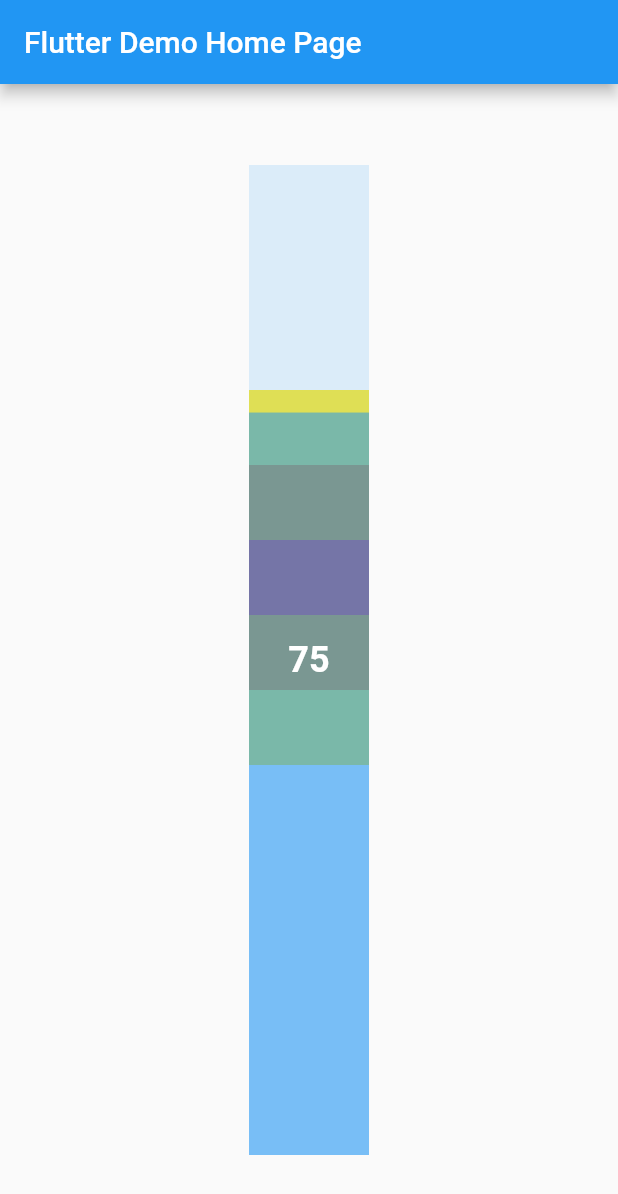
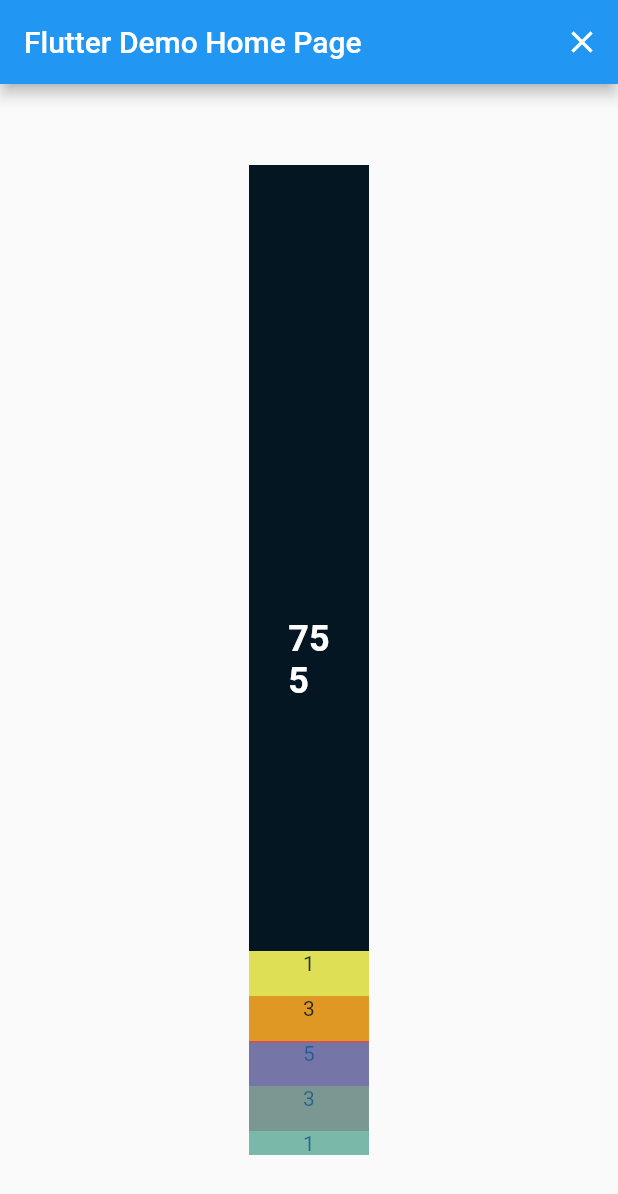
Before and after one commit to icsdaniel/filit, a Flutter app: the screen it shows after launch, on a phone screen of 412 x 824 dp. Shown: the top 1194 px of the screen. Run offline on Flutter 3.47's test engine with Material 2 defaults, Android fonts, the phone set to English and light mode, and no system bars.

Commit message:
One single widget for the slider working

```diff
--- a/lib/main.dart
+++ b/lib/main.dart
@@ -1,6 +1,5 @@
 import 'package:flutter/material.dart';
-import 'pointsBarVerticalWidget.dart';
-import 'sliderVerticalWidgetFinal.dart';
+import 'pointsSlider.dart';
 
 void main() {
   runApp(MyApp());
@@ -43,21 +42,17 @@ class MyHomePage extends StatefulWidget {
 
   final String title;
 
+
   @override
   _MyHomePageState createState() => _MyHomePageState();
 }
 
 class _MyHomePageState extends State<MyHomePage> {
-  int _counter = 0;
 
-  void _incrementCounter() {
+
+  void _refreshHome() {
     setState(() {
-      // This call to setState tells the Flutter framework that something has
-      // changed in this State, which causes it to rerun the build method below
-      // so that the display can reflect the updated values. If we changed
-      // _counter without calling setState(), then the build method would not be
-      // called again, and so nothing would appear to happen.
-      _counter++;
+      build(context);
     });
   }
 
@@ -71,35 +66,15 @@ class _MyHomePageState extends State<MyHomePage> {
     // than having to individually change instances of widgets.
     return Scaffold(
       appBar: AppBar(
+        actions: [
+          CloseButton(onPressed: _refreshHome)
+        ],
         // Here we take the value from the MyHomePage object that was created by
         // the App.build method, and use it to set our appbar title.
         title: Text(widget.title),
       ),
       body: Center(
-        // Center is a layout widget. It takes a single child and positions it
-        // in the middle of the parent.
-        child: Column(
-          // Column is also a layout widget. It takes a list of children and
-          // arranges them vertically. By default, it sizes itself to fit its
-          // children horizontally, and tries to be as tall as its parent.
-          //
-          // Invoke "debug painting" (press "p" in the console, choose the
-          // "Toggle Debug Paint" action from the Flutter Inspector in Android
-          // Studio, or the "Toggle Debug Paint" command in Visual Studio Code)
-          // to see the wireframe for each widget.
-          //
-          // Column has various properties to control how it sizes itself and
-          // how it positions its children. Here we use mainAxisAlignment to
-          // center the children vertically; the main axis here is the vertical
-          // axis because Columns are vertical (the cross axis would be
-          // horizontal).
-          mainAxisAlignment: MainAxisAlignment.center,
-          children: <Widget>[
-            Center(
-              child: SliderVerticalWidget(),
-            ),
-          ],
-        ),
+          child: PointsSlider(),
       ),
     );
   }
--- a/lib/pointsBarVerticalWidget.dart
+++ /dev/null
@@ -1,106 +0,0 @@
-import 'package:flutter/material.dart';
-
-class PointsBarVerticalWidget extends StatelessWidget {
-  const PointsBarVerticalWidget({Key? key}) : super(key: key);
-  final int _difficulty = 10;
-
-  @override
-  Widget build(BuildContext context) {
-    return Container(
-      width: 400,
-        child: Column(
-          crossAxisAlignment: CrossAxisAlignment.stretch,
-          children: [
-            Flexible(
-              fit: FlexFit.tight,
-              flex: _difficulty,
-              child: WhiteBox(),
-            ),
-            Flexible(
-              fit: FlexFit.tight,
-              flex: 1,
-              child: YellowBox(),
-            ),
-            Flexible(
-              fit: FlexFit.tight,
-              flex: 1,
-              child: OrangeBox(),
-            ),
-            Flexible(
-              fit: FlexFit.tight,
-              flex: 1,
-              child: RedBox(),
-            ),
-            Flexible(
-              fit: FlexFit.tight,
-              flex: 1,
-              child: OrangeBox(),
-            ),
-            Flexible(
-              fit: FlexFit.tight,
-              flex: 1,
-              child: YellowBox(),
-            ),
-            Flexible(
-              fit: FlexFit.tight,
-              flex: _difficulty,
-              child: WhiteBox(),
-            )
-          ],
-        )
-    );
-  }
-}
-
-
-class RedBox extends StatelessWidget {
-  @override
-  Widget build(BuildContext context) {
-    return Container(
-      width: 50,
-      height: 50,
-      decoration: BoxDecoration(
-        color: Colors.red,
-      ),
-    );
-  }
-}
-
-class OrangeBox extends StatelessWidget {
-  @override
-  Widget build(BuildContext context) {
-    return Container(
-      width: 50,
-      height: 50,
-      decoration: BoxDecoration(
-        color: Colors.orange,
-      ),
-    );
-  }
-}
-
-class YellowBox extends StatelessWidget {
-  @override
-  Widget build(BuildContext context) {
-    return Container(
-      width: 50,
-      height: 50,
-      decoration: BoxDecoration(
-        color: Colors.yellow,
-      ),
-    );
-  }
-}
-
-class WhiteBox extends StatelessWidget {
-  @override
-  Widget build(BuildContext context) {
-    return Container(
-      width: 50,
-      height: 50,
-      decoration: BoxDecoration(
-        color: Colors.transparent,
-      ),
-    );
-  }
-}
--- /dev/null
+++ b/lib/pointsSlider.dart
@@ -0,0 +1,143 @@
+import 'dart:math';
+import 'package:flutter/material.dart';
+
+class PointsSlider extends StatefulWidget {
+  const PointsSlider({Key? key}) : super(key: key);
+
+  @override
+  _PointsSliderState createState() => _PointsSliderState();
+}
+
+class _PointsSliderState extends State<PointsSlider> {
+  var rng = new Random();
+  double bottomPlacement = 46;
+  final double blockHeight = 30;
+  final double barHeight = 660;
+  final double width = 80;
+  int points = 0;
+  double value = 75;
+
+  void _refreshBottomPlacement() {
+    setState(() {
+      //bottomPlacement = rng.nextDouble() * (barHeight - blockHeight);
+      //i'm in red zone
+      if (value >= bottomPlacement && value < bottomPlacement + blockHeight) {
+        points = 5;
+      }
+      //i'm in orange zone
+      else if ((value >= bottomPlacement + blockHeight &&
+              value < bottomPlacement + 2 * blockHeight) ||
+          (value <= bottomPlacement && value > bottomPlacement - blockHeight)) {
+        points = 3;
+      }
+      //i'm in yellow zone
+      else if ((value >= bottomPlacement + 2 * blockHeight &&
+              value < bottomPlacement + 3 * blockHeight) ||
+          (value <= bottomPlacement - blockHeight &&
+              value > bottomPlacement - 2 * blockHeight)) {
+        points = 1;
+      } else {
+        points = 0;
+      }
+    });
+  }
+
+  @override
+  Widget build(BuildContext context) {
+    _refreshBottomPlacement();
+    //positioning using a relative distance from the top or the bottom
+    //we first place the max points block using random positioning in the stack and then build the
+    //rest of the point bar working from it.
+    return Container(
+      color: Colors.black,
+      height: barHeight,
+      width: width,
+      child: SliderTheme(
+        data: SliderThemeData(
+          trackHeight: width, //larghezza
+          thumbShape: SliderComponentShape
+              .noOverlay, //doesn't show the dot that's draggable
+          overlayShape:
+              SliderComponentShape.noOverlay, //its shade doesn't show up either
+          valueIndicatorShape:
+              SliderComponentShape.noOverlay, //no value tag when dragged
+
+          trackShape: RectangularSliderTrackShape(),
+        ),
+        child: Stack(
+          children: [
+            Positioned(
+              bottom: bottomPlacement,
+              child: Container(
+                child: Text("5", textAlign: TextAlign.center),
+                width: width,
+                height: blockHeight,
+                color: Colors.red,
+              ),
+            ),
+            Positioned(
+              bottom: bottomPlacement + blockHeight,
+              child: Container(
+                child: Text("3", textAlign: TextAlign.center),
+                width: width,
+                height: blockHeight,
+                color: Colors.orange,
+              ),
+            ),
+            Positioned(
+              bottom: bottomPlacement - blockHeight,
+              child: Container(
+                child: Text("3", textAlign: TextAlign.center),
+                width: width,
+                height: blockHeight,
+                color: Colors.orange,
+              ),
+            ),
+            Positioned(
+              bottom: bottomPlacement + 2 * blockHeight,
+              child: Container(
+                child: Text("1", textAlign: TextAlign.center),
+                width: width,
+                height: blockHeight,
+                color: Colors.yellow,
+              ),
+            ),
+            Positioned(
+              bottom: bottomPlacement - 2 * blockHeight,
+              child: Container(
+                child: Text("1", textAlign: TextAlign.center),
+                width: width,
+                height: blockHeight,
+                color: Colors.yellow,
+              ),
+            ),
+            Opacity(
+              opacity: 0.6,
+              child: RotatedBox(
+                quarterTurns: 3, //to rotate the slider
+                child: Slider(
+                  value: value,
+                  min: 0,
+                  max: barHeight,
+                  divisions: barHeight.toInt(),
+                  label: value.round().toString(),
+                  onChanged: (value) => setState(() => this.value = value),
+                ),
+              ),
+            ),
+            Center(
+              child: Text(
+                '${value.round()}\n${points}',
+                style: TextStyle(
+                  color: Colors.white,
+                  fontWeight: FontWeight.bold,
+                  fontSize: 24,
+                ),
+              ),
+            )
+          ],
+        ),
+      ),
+    );
+  }
+}
--- a/lib/sliderVerticalWidgetFinal.dart
+++ /dev/null
@@ -1,69 +0,0 @@
-import 'package:flutter/material.dart';
-import 'pointsBarVerticalWidget.dart';
-
-class SliderVerticalWidget extends StatefulWidget {
-  @override
-  _SliderVerticalWidgetState createState() => _SliderVerticalWidgetState();
-}
-
-class _SliderVerticalWidgetState extends State<SliderVerticalWidget> {
-  double value = 75;
-
-  @override
-  Widget build(BuildContext context) {
-    final double min = 0;
-    final double max = 100;
-    final double _height = 660;
-    final double _width = 80;
-
-    return Container(
-      height: _height,
-      width: _width,
-      child: SliderTheme(
-      data: SliderThemeData(
-        trackHeight: _width, //larghezza
-        thumbShape: SliderComponentShape
-            .noOverlay, //doesn't show the dot that's draggable
-        overlayShape:
-            SliderComponentShape.noOverlay, //its shade doesn't show up either
-        valueIndicatorShape:
-            SliderComponentShape.noOverlay, //no value tag when dragged
-
-        trackShape: RectangularSliderTrackShape(),
-      ),
-        child: Stack(
-          children: [
-            Positioned(
-              child: PointsBarVerticalWidget(),
-              top: 100
-            ),
-            Opacity(
-              opacity: 0.6,
-              child: RotatedBox(
-                quarterTurns: 3, //to rotate the slider
-                child: Slider(
-                  value: value,
-                  min: min,
-                  max: max,
-                  divisions: 100,
-                  label: value.round().toString(),
-                  onChanged: (value) => setState(() => this.value = value),
-                ),
-              ),
-            ),
-            Center(
-              child: Text(
-                '${value.round()}',
-                style: TextStyle(
-                  color: Colors.white,
-                  fontWeight: FontWeight.bold,
-                  fontSize: 24,
-                ),
-              ),
-            ),
-          ],
-        ),
-      ),
-    );
-  }
-}
```
